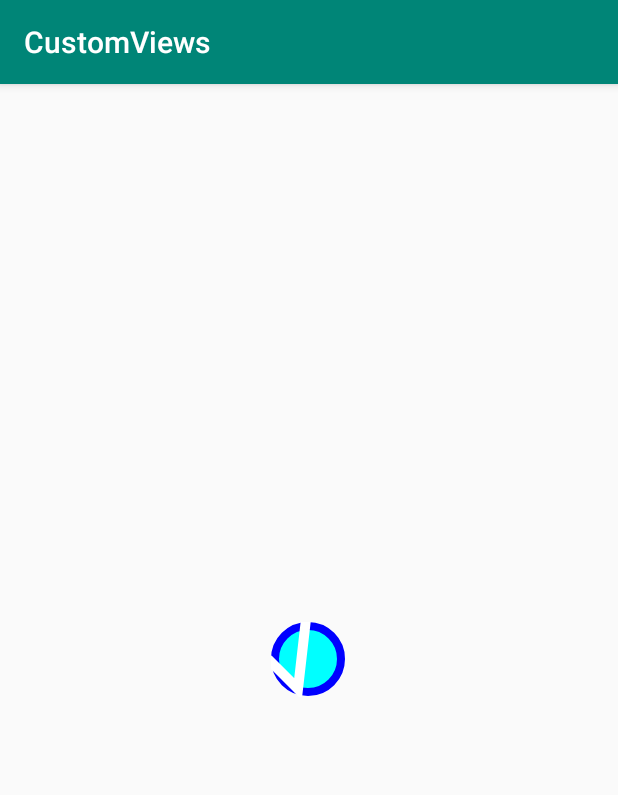
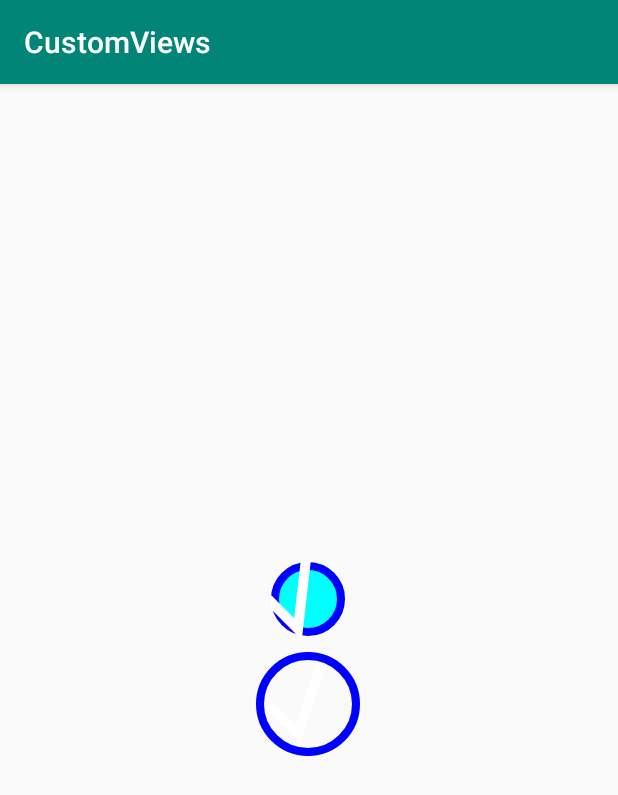
Before and after one commit to vaniakerer/Custom-UI-sketches, an Android app: the screen it shows after launch (AnimCheckBoxActivity), on a phone screen of 412 x 824 dp. Shown: the top 795 px of the screen. Run offline under Robolectric (Android 15) with nearby library versions, the phone set to English and light mode, and no system bars.

Commit message:
Add custom attributes for anim check box

```diff
--- a/app/src/main/res/layout/activity_anim_check_box.xml
+++ b/app/src/main/res/layout/activity_anim_check_box.xml
@@ -1,5 +1,6 @@
 <?xml version="1.0" encoding="utf-8"?>
 <LinearLayout xmlns:android="http://schemas.android.com/apk/res/android"
+    xmlns:app="http://schemas.android.com/apk/res-auto"
     android:layout_width="match_parent"
     android:layout_height="match_parent"
     android:gravity="center"
@@ -9,5 +10,25 @@
         android:id="@+id/anim_check_box"
         android:layout_width="50dp"
         android:layout_height="50dp"
-        android:layout_gravity="center" />
+        android:layout_gravity="center"
+        app:acb_border_color="@color/grey_light"
+        app:acb_border_width="3dp"
+        app:acb_check_icon_color="@color/white"
+        app:acb_check_icon_width="3dp"
+        app:acb_checked="true"
+        app:acb_checked_color="@color/colorPrimary" />
+
+
+    <com.example.ivan.customviews.anim_check_box.AnimCheckBox
+        android:id="@+id/anim_check_box_2"
+        android:layout_width="70dp"
+        android:layout_height="70dp"
+        android:layout_gravity="center"
+        android:layout_marginTop="10dp"
+        app:acb_border_color="@color/colorAccent"
+        app:acb_border_width="3dp"
+        app:acb_check_icon_color="@color/white"
+        app:acb_check_icon_width="3dp"
+        app:acb_checked="true"
+        app:acb_checked_color="@color/colorPrimary" />
 </LinearLayout>
--- a/app/src/main/res/values/attrs.xml
+++ b/app/src/main/res/values/attrs.xml
@@ -11,6 +11,15 @@
     <declare-styleable name="CircularProgressView">
         <attr name="cpv_item_color" format="color" />
         <attr name="cpv_item_offset" format="dimension" />
-        <attr name="item_side_size" format="dimension"/>
+        <attr name="item_side_size" format="dimension" />
+    </declare-styleable>
+
+    <declare-styleable name="AnimCheckBox">
+        <attr name="acb_border_color" format="color" />
+        <attr name="acb_checked_color" format="color" />
+        <attr name="acb_check_icon_color" format="color" />
+        <attr name="acb_border_width" format="dimension" />
+        <attr name="acb_check_icon_width" format="dimension" />
+        <attr name="acb_checked" format="boolean" />
     </declare-styleable>
 </resources>
--- a/app/src/main/res/values/colors.xml
+++ b/app/src/main/res/values/colors.xml
@@ -8,4 +8,7 @@
     <color name="colorChartLine">#1592d9</color>
     <color name="colorChartGradientStart">#63c7ff</color>
     <color name="colorChartGradientEnd">#00000000</color>
+
+    <color name="grey_light">#7c7c7c</color>
+    <color name="white">#ffffffff</color>
 </resources>
```
